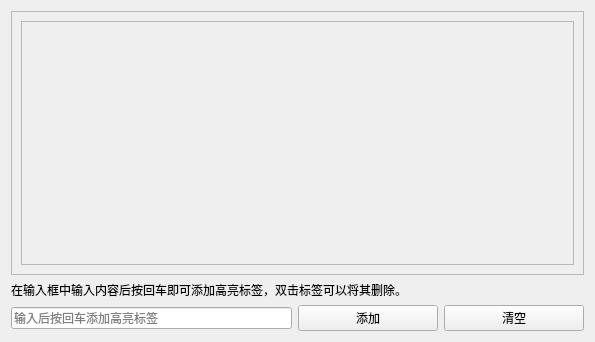
Qt form src/tabpage/highlighter/SAKHighlighterSettingPanel.ui (x-tools-author/x-tools) before a commit.
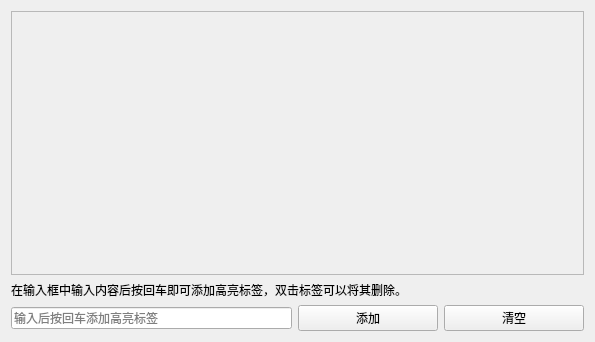
The same form after that commit.

What changed in the file:
```diff
--- a/src/tabpage/highlighter/SAKHighlighterSettingPanel.ui
+++ b/src/tabpage/highlighter/SAKHighlighterSettingPanel.ui
@@ -45,6 +45,11 @@
       <layout class="QVBoxLayout" name="verticalLayout">
        <item>
         <widget class="QFrame" name="frame">
+         <property name="styleSheet">
+          <string notr="true">QFrame {
+	border: none
+}</string>
+         </property>
          <property name="frameShape">
           <enum>QFrame::StyledPanel</enum>
          </property>
@@ -53,6 +58,19 @@
          </property>
         </widget>
        </item>
+       <item>
+        <spacer name="verticalSpacer">
+         <property name="orientation">
+          <enum>Qt::Vertical</enum>
+         </property>
+         <property name="sizeHint" stdset="0">
+          <size>
+           <width>20</width>
+           <height>40</height>
+          </size>
+         </property>
+        </spacer>
+       </item>
       </layout>
      </widget>
     </widget>
```
